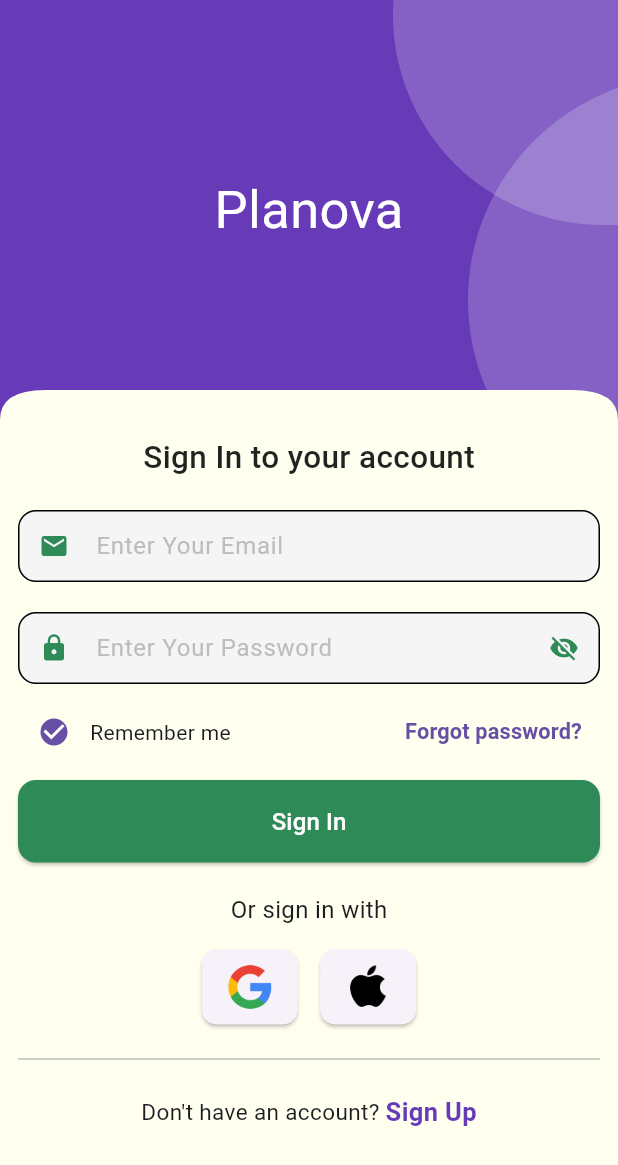
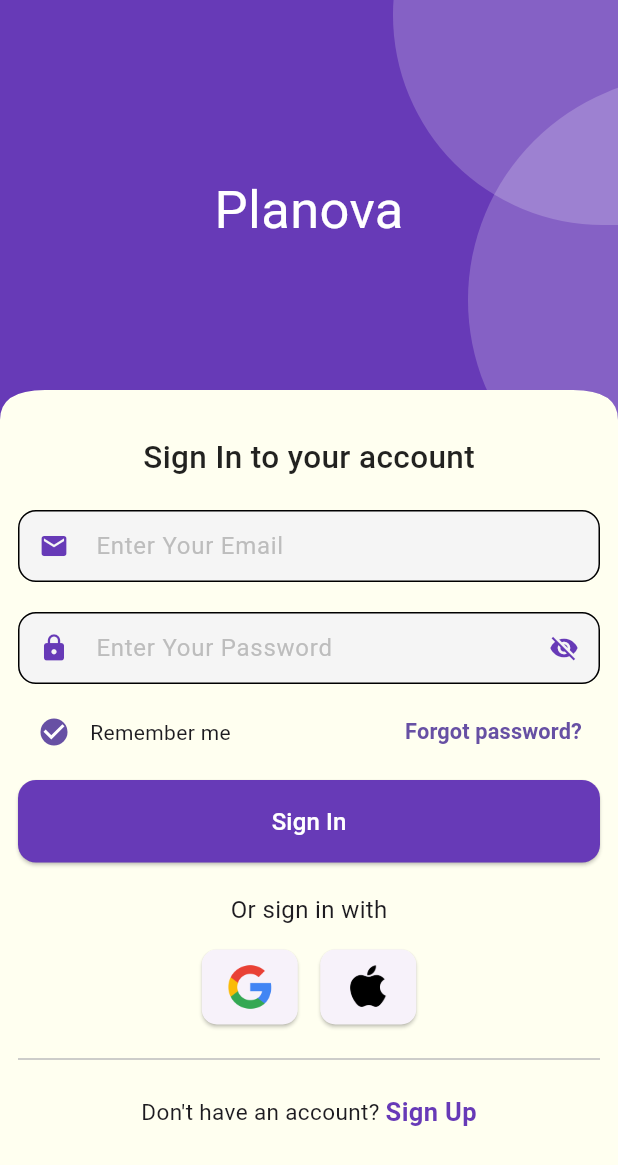
Before and after one commit to BigSteveAbdulmex/Planova, a Flutter app: the LoginPage screen opened directly, on a phone screen of 412 x 824 dp. Shown: the top 1165 px of the screen. Run offline on Flutter 3.47's test engine with Material 3 defaults, Android fonts, the phone set to English and light mode, and no system bars; our stand-ins replace firebase_core, google_fonts; accounts and stored records are empty.

Commit message:
Tweaked the colors of the custom text input fields

```diff
--- a/lib/features/authentication/widgets/custom_text_input_fields.dart
+++ b/lib/features/authentication/widgets/custom_text_input_fields.dart
@@ -8,7 +8,7 @@ class CustomTextInputFields extends StatefulWidget {
 }
 
 class _CustomTextInputFieldsState extends State<CustomTextInputFields> {
-  final TextEditingController _emailController = TextEditingController();
+  final TextEditingController emailController = TextEditingController();
   final TextEditingController _passwordController = TextEditingController();
   bool _obscurePassword = true;
 
@@ -21,7 +21,7 @@ class _CustomTextInputFieldsState extends State<CustomTextInputFields> {
           children: [
             // Email Input Field
             TextFormField(
-              controller: _emailController,
+              controller: emailController,
               keyboardType: TextInputType.emailAddress,
               decoration: InputDecoration(
                 contentPadding: const EdgeInsets.symmetric(
@@ -38,7 +38,7 @@ class _CustomTextInputFieldsState extends State<CustomTextInputFields> {
                 hintStyle: TextStyle(color: Colors.grey[400]),
                 prefixIcon: Icon(
                   Icons.email,
-                  color: Color(0xFF2E8B57),
+                  color: Colors.deepPurple,
                   size: 20,
                 ),
                 border: OutlineInputBorder(
@@ -72,13 +72,13 @@ class _CustomTextInputFieldsState extends State<CustomTextInputFields> {
                 hintStyle: TextStyle(color: Colors.grey[400]),
                 prefixIcon: Icon(
                   Icons.lock,
-                  color: Color(0xFF2E8B57),
+                  color: Colors.deepPurple,
                   size: 20,
                 ),
                 suffixIcon: IconButton(
                   icon: Icon(
                     _obscurePassword ? Icons.visibility_off : Icons.visibility,
-                    color: Color(0xFF2E8B57),
+                    color: Colors.deepPurple,
                     size: 20,
                   ),
                   onPressed: () {
@@ -139,7 +139,7 @@ class _CustomTextInputFieldsState extends State<CustomTextInputFields> {
               width: double.infinity,
               child: ElevatedButton(
                 style: ElevatedButton.styleFrom(
-                  backgroundColor: Color(0xFF2E8B57),
+                  backgroundColor: Colors.deepPurple,
                   shape: RoundedRectangleBorder(
                     borderRadius: BorderRadius.circular(12.0),
                   ),
```
